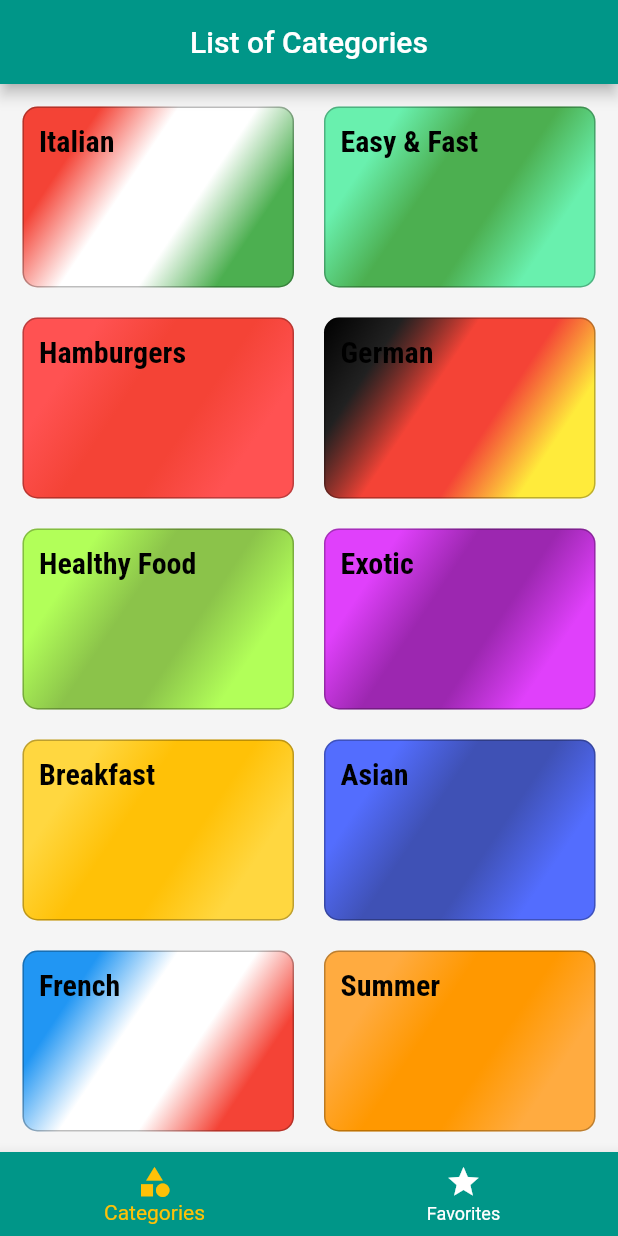
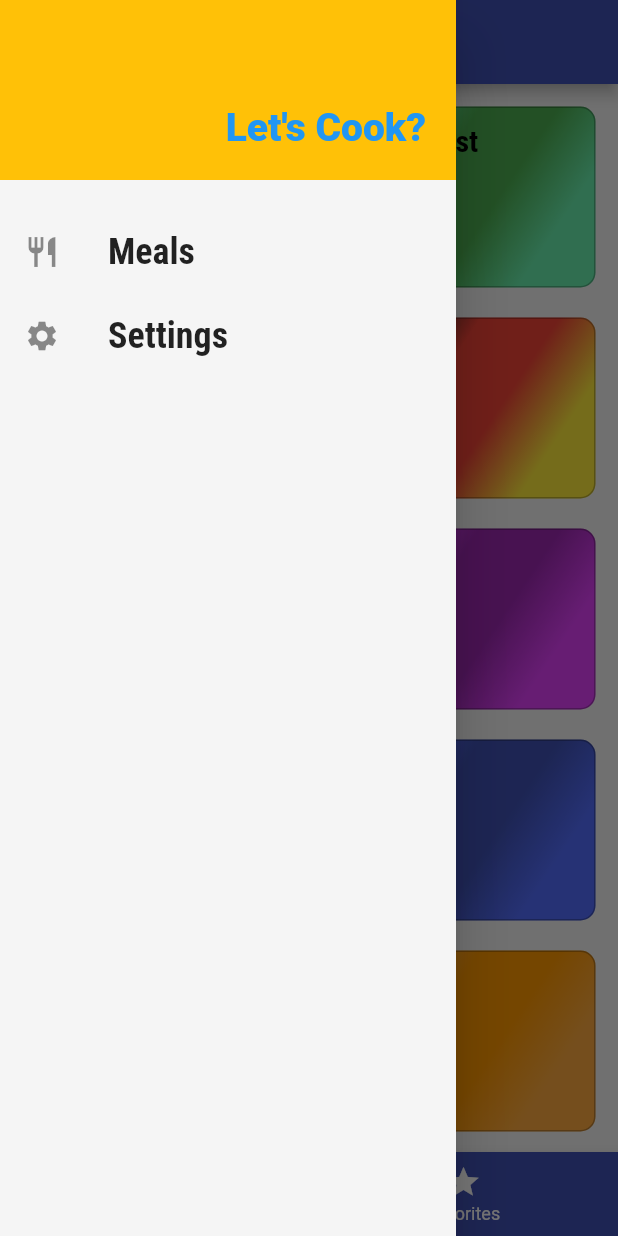
Before and after one commit to Luis020-hub/Refeicoes, a Flutter app: the screen it shows after launch, with the side drawer open (before the commit the screen has no drawer), on a phone screen of 412 x 824 dp. Run offline on Flutter 3.47's test engine with Material 2 defaults, Android fonts, the phone set to English and light mode, and no system bars.

Commit message:
08/02/2023
- Componente main_drawer.dart criado.
- Adicionado um menu lateral.

```diff
--- /dev/null
+++ b/lib/components/main_drawer.dart
@@ -0,0 +1,50 @@
+import 'package:flutter/material.dart';
+
+class MainDrawer extends StatelessWidget {
+  const MainDrawer({super.key});
+
+  Widget _createItem(IconData icon, String label) {
+    return ListTile(
+      leading: Icon(
+        icon,
+        size: 24,
+      ),
+      title: Text(
+        label,
+        style: const TextStyle(
+          fontFamily: 'RobotoCondensed',
+          fontSize: 24,
+          fontWeight: FontWeight.bold,
+        ),
+      ),
+      onTap: () {},
+    );
+  }
+
+  @override
+  Widget build(BuildContext context) {
+    return Drawer(
+      child: Column(
+        children: [
+          Container(
+            height: 120,
+            width: double.infinity,
+            padding: const EdgeInsets.all(20),
+            color: Theme.of(context).colorScheme.secondary,
+            alignment: Alignment.bottomRight,
+            child: Text(
+              "Let's Cook?",
+              style: TextStyle(
+                  fontWeight: FontWeight.w900,
+                  fontSize: 26,
+                  color: Theme.of(context).primaryColor),
+            ),
+          ),
+          const SizedBox(height: 20),
+          _createItem(Icons.restaurant, 'Meals'),
+          _createItem(Icons.settings, 'Settings'),
+        ],
+      ),
+    );
+  }
+}
--- a/lib/main.dart
+++ b/lib/main.dart
@@ -16,7 +16,7 @@ class MyApp extends StatelessWidget {
       title: 'Meals',
       theme: ThemeData(
         colorScheme: ColorScheme.fromSwatch(
-          primarySwatch: Colors.teal,
+          primarySwatch: Colors.indigo,
         ).copyWith(
           secondary: Colors.amber,
         ),
--- a/lib/screens/tabs_screens.dart
+++ b/lib/screens/tabs_screens.dart
@@ -1,6 +1,7 @@
 import 'package:flutter/material.dart';
 import 'category_screen.dart';
 import 'favorite_screen.dart';
+import '../components/main_drawer.dart';
 
 class TabsScreen extends StatefulWidget {
   const TabsScreen({super.key});
@@ -28,10 +29,11 @@ class _TabsScreenState extends State<TabsScreen> {
     return Scaffold(
       appBar: AppBar(
         centerTitle: true,
-         title: Text(
+        title: Text(
           _screens[_selectedScreenIndex]['title'] as String,
         ),
       ),
+      drawer: const MainDrawer(),
       body: _screens[_selectedScreenIndex]['screen'] as Widget,
       bottomNavigationBar: BottomNavigationBar(
           onTap: _selectScreen,
```
